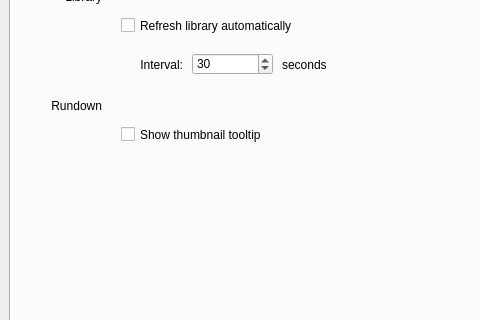
CasparCG/client, file src/Widgets/SettingsDialog.ui: the form before one commit; both pictures show x 0 to 480 and y 204 to 524 of the 700 by 757 pixel window.
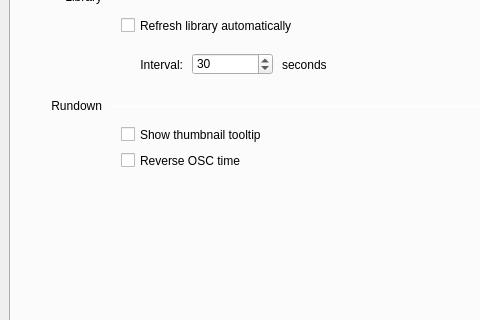
The form after the commit.

Commit message: Support for reversing the OSC time.

The edit to the form file:
```diff
--- a/src/Widgets/SettingsDialog.ui
+++ b/src/Widgets/SettingsDialog.ui
@@ -295,6 +295,22 @@
       <string>Show thumbnail tooltip</string>
      </property>
     </widget>
+    <widget class="QCheckBox" name="checkBoxReverseOscTime">
+     <property name="geometry">
+      <rect>
+       <x>110</x>
+       <y>320</y>
+       <width>171</width>
+       <height>17</height>
+      </rect>
+     </property>
+     <property name="focusPolicy">
+      <enum>Qt::NoFocus</enum>
+     </property>
+     <property name="text">
+      <string>Reverse OSC time</string>
+     </property>
+    </widget>
    </widget>
    <widget class="QWidget" name="tabDevices">
     <attribute name="title">
```
Left out of the diff: 29 changed lines with no effect on the pictures. The commit also changes 5 other files.
